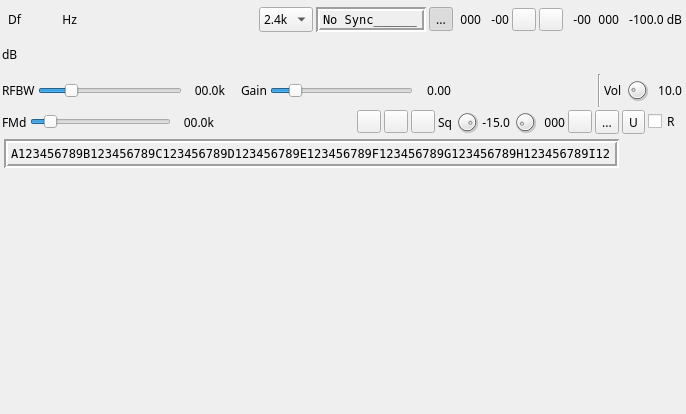
First picture: the form in plugins/channelrx/demoddsd/dsddemodgui.ui, repository f4exb/sdrangel, before the edit.
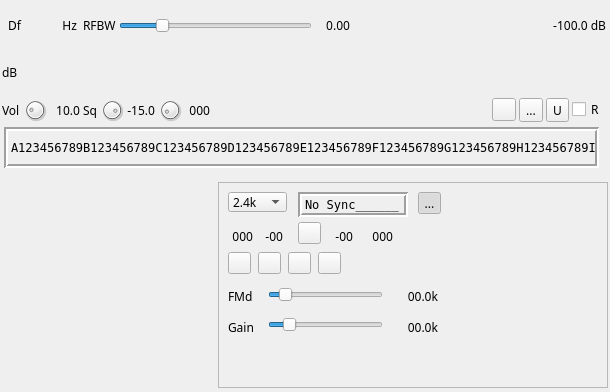
Second picture: the form after the edit. Icons and pictures are not drawn. Custom widgets are drawn as their Qt base class.

Commit message: DSD demod: GUI scope simplification (4)

Patch:
```diff
--- a/plugins/channelrx/demoddsd/dsddemodgui.ui
+++ b/plugins/channelrx/demoddsd/dsddemodgui.ui
@@ -6,8 +6,8 @@
    <rect>
     <x>0</x>
     <y>0</y>
-    <width>686</width>
-    <height>414</height>
+    <width>610</width>
+    <height>392</height>
    </rect>
   </property>
   <property name="sizePolicy">
@@ -18,7 +18,7 @@
   </property>
   <property name="minimumSize">
    <size>
-    <width>686</width>
+    <width>610</width>
     <height>0</height>
    </size>
   </property>
@@ -39,7 +39,7 @@
     <rect>
      <x>0</x>
      <y>0</y>
-     <width>684</width>
+     <width>608</width>
      <height>172</height>
     </rect>
    </property>
@@ -51,7 +51,7 @@
    </property>
    <property name="minimumSize">
     <size>
-     <width>684</width>
+     <width>608</width>
      <height>0</height>
     </size>
    </property>
@@ -131,6 +131,48 @@
         </item>
        </layout>
       </item>
+      <item>
+       <widget class="QLabel" name="rfBWLabel">
+        <property name="text">
+         <string>RFBW</string>
+        </property>
+       </widget>
+      </item>
+      <item>
+       <widget class="QSlider" name="rfBW">
+        <property name="toolTip">
+         <string>Bandwidth (kHz) before discriminator</string>
+        </property>
+        <property name="maximum">
+         <number>500</number>
+        </property>
+        <property name="pageStep">
+         <number>1</number>
+        </property>
+        <property name="sliderPosition">
+         <number>100</number>
+        </property>
+        <property name="orientation">
+         <enum>Qt::Horizontal</enum>
+        </property>
+       </widget>
+      </item>
+      <item>
+       <widget class="QLabel" name="demodGainText">
+        <property name="minimumSize">
+         <size>
+          <width>35</width>
+          <height>0</height>
+         </size>
+        </property>
+        <property name="text">
+         <string>0.00</string>
+        </property>
+        <property name="alignment">
+         <set>Qt::AlignRight|Qt::AlignTrailing|Qt::AlignVCenter</set>
+        </property>
+       </widget>
+      </item>
       <item>
        <spacer name="horizontalSpacer">
         <property name="orientation">
@@ -144,210 +186,6 @@
         </property>
        </spacer>
       </item>
-      <item>
-       <widget class="QComboBox" name="baudRate">
-        <property name="sizePolicy">
-         <sizepolicy hsizetype="Preferred" vsizetype="Fixed">
-          <horstretch>0</horstretch>
-          <verstretch>0</verstretch>
-         </sizepolicy>
-        </property>
-        <property name="minimumSize">
-         <size>
-          <width>35</width>
-          <height>0</height>
-         </size>
-        </property>
-        <property name="maximumSize">
-         <size>
-          <width>16777215</width>
-          <height>16777215</height>
-         </size>
-        </property>
-        <property name="toolTip">
-         <string>Baud rate: 2.4k: NXDN48, dPMR 4.8k: DMR, D-Star, YSF, NXDN96</string>
-        </property>
-        <item>
-         <property name="text">
-          <string>2.4k</string>
-         </property>
-        </item>
-        <item>
-         <property name="text">
-          <string>4.8k</string>
-         </property>
-        </item>
-       </widget>
-      </item>
-      <item>
-       <widget class="QLabel" name="syncText">
-        <property name="minimumSize">
-         <size>
-          <width>110</width>
-          <height>0</height>
-         </size>
-        </property>
-        <property name="maximumSize">
-         <size>
-          <width>16777215</width>
-          <height>25</height>
-         </size>
-        </property>
-        <property name="font">
-         <font>
-          <family>DejaVu Sans Mono</family>
-          <pointsize>9</pointsize>
-         </font>
-        </property>
-        <property name="toolTip">
-         <string>Synchronized on this frame type</string>
-        </property>
-        <property name="frameShape">
-         <enum>QFrame::Box</enum>
-        </property>
-        <property name="frameShadow">
-         <enum>QFrame::Sunken</enum>
-        </property>
-        <property name="lineWidth">
-         <number>2</number>
-        </property>
-        <property name="text">
-         <string>No Sync______</string>
-        </property>
-       </widget>
-      </item>
-      <item>
-       <widget class="QToolButton" name="symbolPLLLock">
-        <property name="enabled">
-         <bool>true</bool>
-        </property>
-        <property name="toolTip">
-         <string>Symbol PLL toggle (green: PLL locked)</string>
-        </property>
-        <property name="text">
-         <string>...</string>
-        </property>
-        <property name="icon">
-         <iconset resource="../../../sdrgui/resources/res.qrc">
-          <normaloff>:/unlocked.png</normaloff>
-          <normalon>:/locked.png</normalon>:/unlocked.png</iconset>
-        </property>
-        <property name="checkable">
-         <bool>true</bool>
-        </property>
-        <property name="checked">
-         <bool>true</bool>
-        </property>
-       </widget>
-      </item>
-      <item>
-       <widget class="QLabel" name="symbolSyncQualityText">
-        <property name="minimumSize">
-         <size>
-          <width>25</width>
-          <height>0</height>
-         </size>
-        </property>
-        <property name="toolTip">
-         <string>Symbol synchronization rate (%)</string>
-        </property>
-        <property name="text">
-         <string>000</string>
-        </property>
-        <property name="alignment">
-         <set>Qt::AlignRight|Qt::AlignTrailing|Qt::AlignVCenter</set>
-        </property>
-       </widget>
-      </item>
-      <item>
-       <widget class="QLabel" name="zcPosText">
-        <property name="minimumSize">
-         <size>
-          <width>25</width>
-          <height>0</height>
-         </size>
-        </property>
-        <property name="toolTip">
-         <string>Zero crossing relative position in number of samples (&lt;0 sampling point lags, &gt;0 it leads)</string>
-        </property>
-        <property name="text">
-         <string>-00</string>
-        </property>
-        <property name="alignment">
-         <set>Qt::AlignRight|Qt::AlignTrailing|Qt::AlignVCenter</set>
-        </property>
-       </widget>
-      </item>
-      <item>
-       <widget class="ButtonSwitch" name="enableCosineFiltering">
-        <property name="toolTip">
-         <string>Enable cosine filtering</string>
-        </property>
-        <property name="text">
-         <string/>
-        </property>
-        <property name="icon">
-         <iconset resource="../../../sdrgui/resources/res.qrc">
-          <normaloff>:/dsb.png</normaloff>:/dsb.png</iconset>
-        </property>
-       </widget>
-      </item>
-      <item>
-       <widget class="QToolButton" name="syncOrConstellation">
-        <property name="toolTip">
-         <string>Toggle between transition constellation and symbol synchronization displays</string>
-        </property>
-        <property name="text">
-         <string/>
-        </property>
-        <property name="icon">
-         <iconset resource="../../../sdrgui/resources/res.qrc">
-          <normaloff>:/constellation.png</normaloff>
-          <normalon>:/slopep_icon.png</normalon>:/constellation.png</iconset>
-        </property>
-        <property name="checkable">
-         <bool>true</bool>
-        </property>
-       </widget>
-      </item>
-      <item>
-       <widget class="QLabel" name="inCarrierPosText">
-        <property name="minimumSize">
-         <size>
-          <width>25</width>
-          <height>0</height>
-         </size>
-        </property>
-        <property name="toolTip">
-         <string>Carrier relative position (%) when synchronized</string>
-        </property>
-        <property name="text">
-         <string>-00</string>
-        </property>
-        <property name="alignment">
-         <set>Qt::AlignRight|Qt::AlignTrailing|Qt::AlignVCenter</set>
-        </property>
-       </widget>
-      </item>
-      <item>
-       <widget class="QLabel" name="inLevelText">
-        <property name="minimumSize">
-         <size>
-          <width>25</width>
-          <height>0</height>
-         </size>
-        </property>
-        <property name="toolTip">
-         <string>Carrier input level (%) when synchronized</string>
-        </property>
-        <property name="text">
-         <string>000</string>
-        </property>
-        <property name="alignment">
-         <set>Qt::AlignRight|Qt::AlignTrailing|Qt::AlignVCenter</set>
-        </property>
-       </widget>
-      </item>
       <item>
        <widget class="QLabel" name="channelPower">
         <property name="sizePolicy">
@@ -415,133 +253,7 @@
      </layout>
     </item>
     <item>
-     <layout class="QHBoxLayout" name="rfBWLayout">
-      <item>
-       <widget class="QLabel" name="rfBWLabel">
-        <property name="text">
-         <string>RFBW</string>
-        </property>
-       </widget>
-      </item>
-      <item>
-       <widget class="QSlider" name="rfBW">
-        <property name="toolTip">
-         <string>Bandwidth (kHz) before discriminator</string>
-        </property>
-        <property name="maximum">
-         <number>500</number>
-        </property>
-        <property name="pageStep">
-         <number>1</number>
-        </property>
-        <property name="sliderPosition">
-         <number>100</number>
-        </property>
-        <property name="orientation">
-         <enum>Qt::Horizontal</enum>
-        </property>
-       </widget>
-      </item>
-      <item>
-       <widget class="QLabel" name="rfBWText">
-        <property name="minimumSize">
-         <size>
-          <width>40</width>
-          <height>0</height>
-         </size>
-        </property>
-        <property name="text">
-         <string>00.0k</string>
-        </property>
-        <property name="alignment">
-         <set>Qt::AlignRight|Qt::AlignTrailing|Qt::AlignVCenter</set>
-        </property>
-       </widget>
-      </item>
-      <item>
-       <widget class="QLabel" name="bwSpacer">
-        <property name="minimumSize">
-         <size>
-          <width>10</width>
-          <height>0</height>
-         </size>
-        </property>
-        <property name="text">
-         <string/>
-        </property>
-       </widget>
-      </item>
-      <item>
-       <widget class="QLabel" name="demodGainLabel">
-        <property name="text">
-         <string>Gain</string>
-        </property>
-       </widget>
-      </item>
-      <item>
-       <widget class="QSlider" name="demodGain">
-        <property name="minimumSize">
-         <size>
-          <width>0</width>
-          <height>0</height>
-         </size>
-        </property>
-        <property name="toolTip">
-         <string>Gain after discriminator</string>
-        </property>
-        <property name="minimum">
-         <number>50</number>
-        </property>
-        <property name="maximum">
-         <number>400</number>
-        </property>
-        <property name="pageStep">
-         <number>1</number>
-        </property>
-        <property name="sliderPosition">
-         <number>100</number>
-        </property>
-        <property name="orientation">
-         <enum>Qt::Horizontal</enum>
-        </property>
-       </widget>
-      </item>
-      <item>
-       <widget class="QLabel" name="demodGainText">
-        <property name="minimumSize">
-         <size>
-          <width>35</width>
-          <height>0</height>
-         </size>
-        </property>
-        <property name="text">
-         <string>0.00</string>
-        </property>
-        <property name="alignment">
-         <set>Qt::AlignRight|Qt::AlignTrailing|Qt::AlignVCenter</set>
-        </property>
-       </widget>
-      </item>
-      <item>
-       <spacer name="horizontalSpacer_3">
-        <property name="orientation">
-         <enum>Qt::Horizontal</enum>
-        </property>
-        <property name="sizeHint" stdset="0">
-         <size>
-          <width>40</width>
-          <height>20</height>
-         </size>
-        </property>
-       </spacer>
-      </item>
-      <item>
-       <widget class="Line" name="line">
-        <property name="orientation">
-         <enum>Qt::Vertical</enum>
-        </property>
-       </widget>
-      </item>
+     <layout class="QHBoxLayout" name="squelchLayout">
       <item>
        <widget class="QLabel" name="volumeLabel">
         <property name="text">
@@ -596,119 +308,6 @@
         </property>
        </widget>
       </item>
-     </layout>
-    </item>
-    <item>
-     <layout class="QHBoxLayout" name="squelchLayout">
-      <item>
-       <widget class="QLabel" name="fmDeviationLabel">
-        <property name="text">
-         <string>FMd</string>
-        </property>
-       </widget>
-      </item>
-      <item>
-       <widget class="QSlider" name="fmDeviation">
-        <property name="toolTip">
-         <string>Maximum frequency deviation (kHz)</string>
-        </property>
-        <property name="maximum">
-         <number>500</number>
-        </property>
-        <property name="pageStep">
-         <number>1</number>
-        </property>
-        <property name="sliderPosition">
-         <number>50</number>
-        </property>
-        <property name="orientation">
-         <enum>Qt::Horizontal</enum>
-        </property>
-       </widget>
-      </item>
-      <item>
-       <widget class="QLabel" name="fmDeviationText">
-        <property name="minimumSize">
-         <size>
-          <width>40</width>
-          <height>0</height>
-         </size>
-        </property>
-        <property name="text">
-         <string>00.0k</string>
-        </property>
-        <property name="alignment">
-         <set>Qt::AlignRight|Qt::AlignTrailing|Qt::AlignVCenter</set>
-        </property>
-       </widget>
-      </item>
-      <item>
-       <spacer name="horizontalSpacer_2">
-        <property name="orientation">
-         <enum>Qt::Horizontal</enum>
-        </property>
-        <property name="sizeHint" stdset="0">
-         <size>
-          <width>40</width>
-          <height>20</height>
-         </size>
-        </property>
-       </spacer>
-      </item>
-      <item>
-       <widget class="QToolButton" name="slot1On">
-        <property name="toolTip">
-         <string>TDMA slot1 or FDMA unique slot voice on/off</string>
-        </property>
-        <property name="text">
-         <string/>
-        </property>
-        <property name="icon">
-         <iconset resource="../../../sdrgui/resources/res.qrc">
-          <normaloff>:/slot1_off.png</normaloff>
-          <normalon>:/slot1_on.png</normalon>:/slot1_off.png</iconset>
-        </property>
-        <property name="checkable">
-         <bool>true</bool>
-        </property>
-       </widget>
-      </item>
-      <item>
-       <widget class="QToolButton" name="slot2On">
-        <property name="toolTip">
-         <string>TDMA slot2 voice on/off</string>
-        </property>
-        <property name="text">
-         <string/>
-        </property>
-        <property name="icon">
-         <iconset resource="../../../sdrgui/resources/res.qrc">
-          <normaloff>:/slot2_off.png</normaloff>
-          <normalon>:/slot2_on.png</normalon>:/slot2_off.png</iconset>
-        </property>
-        <property name="checkable">
-         <bool>true</bool>
-        </property>
-       </widget>
-      </item>
-      <item>
-       <widget class="QToolButton" name="tdmaStereoSplit">
-        <property name="toolTip">
-         <string>Split TDMA channels on left (slot 1) and right (slot 2) audio stereo channels or merge as mono</string>
-        </property>
-        <property name="text">
-         <string/>
-        </property>
-        <property name="icon">
-         <iconset resource="../../../sdrgui/resources/res.qrc">
-          <normaloff>:/mono.png</normaloff>
-          <normalon>:/stereo.png</normalon>:/mono.png</iconset>
-        </property>
-        <property name="checkable">
-         <bool>true</bool>
-        </property>
-       </widget>
-      </item>
       <item>
        <widget class="QLabel" name="squelchLabel">
         <property name="text">
@@ -816,6 +415,19 @@
         </property>
        </widget>
       </item>
+      <item>
+       <spacer name="horizontalSpacer_2">
+        <property name="orientation">
+         <enum>Qt::Horizontal</enum>
+        </property>
+        <property name="sizeHint" stdset="0">
+         <size>
+          <width>40</width>
+          <height>20</height>
+         </size>
+        </property>
+       </spacer>
+      </item>
       <item>
        <widget class="ButtonSwitch" name="highPassFilter">
         <property name="toolTip">
@@ -931,13 +543,13 @@
     <rect>
      <x>10</x>
      <y>180</y>
-     <width>218</width>
-     <height>218</height>
+     <width>600</width>
+     <height>210</height>
     </rect>
    </property>
    <property name="minimumSize">
     <size>
-     <width>210</width>
+     <width>600</width>
      <height>210</height>
     </size>
    </property>
@@ -964,6 +576,475 @@
       </property>
      </widget>
     </item>
+    <item>
+     <widget class="QFrame" name="frame">
+      <property name="frameShape">
+       <enum>QFrame::StyledPanel</enum>
+      </property>
+      <property name="frameShadow">
+       <enum>QFrame::Raised</enum>
+      </property>
+      <widget class="QComboBox" name="baudRate">
+       <property name="geometry">
+        <rect>
+         <x>10</x>
+         <y>10</y>
+         <width>59</width>
+         <height>20</height>
+        </rect>
+       </property>
+       <property name="sizePolicy">
+        <sizepolicy hsizetype="Preferred" vsizetype="Fixed">
+         <horstretch>0</horstretch>
+         <verstretch>0</verstretch>
+        </sizepolicy>
+       </property>
+       <property name="minimumSize">
+        <size>
+         <width>35</width>
+         <height>0</height>
+        </size>
+       </property>
+       <property name="maximumSize">
+        <size>
+         <width>16777215</width>
+         <height>16777215</height>
+        </size>
+       </property>
+       <property name="toolTip">
+        <string>Baud rate: 2.4k: NXDN48, dPMR 4.8k: DMR, D-Star, YSF, NXDN96</string>
+       </property>
+       <item>
+        <property name="text">
+         <string>2.4k</string>
+        </property>
+       </item>
+       <item>
+        <property name="text">
+         <string>4.8k</string>
+        </property>
+       </item>
+      </widget>
+      <widget class="QLabel" name="syncText">
+       <property name="geometry">
+        <rect>
+         <x>80</x>
+         <y>10</y>
+         <width>110</width>
+         <height>25</height>
+        </rect>
+       </property>
+       <property name="minimumSize">
+        <size>
+         <width>110</width>
+         <height>0</height>
+        </size>
+       </property>
+       <property name="maximumSize">
+        <size>
+         <width>16777215</width>
+         <height>25</height>
+        </size>
+       </property>
+       <property name="font">
+        <font>
+         <family>DejaVu Sans Mono</family>
+         <pointsize>9</pointsize>
+        </font>
+       </property>
+       <property name="toolTip">
+        <string>Synchronized on this frame type</string>
+       </property>
+       <property name="frameShape">
+        <enum>QFrame::Box</enum>
+       </property>
+       <property name="frameShadow">
+        <enum>QFrame::Sunken</enum>
+       </property>
+       <property name="lineWidth">
+        <number>2</number>
+       </property>
+       <property name="text">
+        <string>No Sync______</string>
+       </property>
+      </widget>
+      <widget class="QToolButton" name="symbolPLLLock">
+       <property name="enabled">
+        <bool>true</bool>
+       </property>
+       <property name="geometry">
+        <rect>
+         <x>200</x>
+         <y>10</y>
+         <width>23</width>
+         <height>22</height>
+        </rect>
+       </property>
+       <property name="toolTip">
+        <string>Symbol PLL toggle (green: PLL locked)</string>
+       </property>
+       <property name="text">
+        <string>...</string>
+       </property>
+       <property name="icon">
+        <iconset resource="../../../sdrgui/resources/res.qrc">
+         <normaloff>:/unlocked.png</normaloff>
+         <normalon>:/locked.png</normalon>:/unlocked.png</iconset>
+       </property>
+       <property name="checkable">
+        <bool>true</bool>
+       </property>
+       <property name="checked">
+        <bool>true</bool>
+       </property>
+      </widget>
+      <widget class="QLabel" name="symbolSyncQualityText">
+       <property name="geometry">
+        <rect>
+         <x>10</x>
+         <y>40</y>
+         <width>25</width>
+         <height>28</height>
+        </rect>
+       </property>
+       <property name="minimumSize">
+        <size>
+         <width>25</width>
+         <height>0</height>
+        </size>
+       </property>
+       <property name="toolTip">
+        <string>Symbol synchronization rate (%)</string>
+       </property>
+       <property name="text">
+        <string>000</string>
+       </property>
+       <property name="alignment">
+        <set>Qt::AlignRight|Qt::AlignTrailing|Qt::AlignVCenter</set>
+       </property>
+      </widget>
+      <widget class="QLabel" name="zcPosText">
+       <property name="geometry">
+        <rect>
+         <x>40</x>
+         <y>40</y>
+         <width>25</width>
+         <height>28</height>
+        </rect>
+       </property>
+       <property name="minimumSize">
+        <size>
+         <width>25</width>
+         <height>0</height>
+        </size>
+       </property>
+       <property name="toolTip">
+        <string>Zero crossing relative position in number of samples (&lt;0 sampling point lags, &gt;0 it leads)</string>
+       </property>
+       <property name="text">
+        <string>-00</string>
+       </property>
+       <property name="alignment">
+        <set>Qt::AlignRight|Qt::AlignTrailing|Qt::AlignVCenter</set>
+       </property>
+      </widget>
+      <widget class="ButtonSwitch" name="enableCosineFiltering">
+       <property name="geometry">
+        <rect>
+         <x>80</x>
+         <y>40</y>
+         <width>23</width>
+         <height>22</height>
+        </rect>
+       </property>
+       <property name="toolTip">
+        <string>Enable cosine filtering</string>
+       </property>
+       <property name="text">
+        <string/>
+       </property>
+       <property name="icon">
+        <iconset resource="../../../sdrgui/resources/res.qrc">
+         <normaloff>:/dsb.png</normaloff>:/dsb.png</iconset>
+       </property>
+      </widget>
+      <widget class="QLabel" name="inCarrierPosText">
+       <property name="geometry">
+        <rect>
+         <x>110</x>
+         <y>40</y>
+         <width>25</width>
+         <height>28</height>
+        </rect>
+       </property>
+       <property name="minimumSize">
+        <size>
+         <width>25</width>
+         <height>0</height>
+        </size>
+       </property>
+       <property name="toolTip">
+        <string>Carrier relative position (%) when synchronized</string>
+       </property>
+       <property name="text">
+        <string>-00</string>
+       </property>
+       <property name="alignment">
+        <set>Qt::AlignRight|Qt::AlignTrailing|Qt::AlignVCenter</set>
+       </property>
+      </widget>
+      <widget class="QLabel" name="inLevelText">
+       <property name="geometry">
+        <rect>
+         <x>150</x>
+         <y>40</y>
+         <width>25</width>
+         <height>28</height>
+        </rect>
+       </property>
+       <property name="minimumSize">
+        <size>
+         <width>25</width>
+         <height>0</height>
+        </size>
+       </property>
+       <property name="toolTip">
+        <string>Carrier input level (%) when synchronized</string>
+       </property>
+       <property name="text">
+        <string>000</string>
+       </property>
+       <property name="alignment">
+        <set>Qt::AlignRight|Qt::AlignTrailing|Qt::AlignVCenter</set>
+       </property>
+      </widget>
+      <widget class="QToolButton" name="syncOrConstellation">
+       <property name="geometry">
+        <rect>
+         <x>10</x>
+         <y>70</y>
+         <width>23</width>
+         <height>22</height>
+        </rect>
+       </property>
+       <property name="toolTip">
+        <string>Toggle between transition constellation and symbol synchronization displays</string>
+       </property>
+       <property name="text">
+        <string/>
+       </property>
+       <property name="icon">
+        <iconset resource="../../../sdrgui/resources/res.qrc">
+         <normaloff>:/constellation.png</normaloff>
+         <normalon>:/slopep_icon.png</normalon>:/constellation.png</iconset>
+       </property>
+       <property name="checkable">
+        <bool>true</bool>
+       </property>
+      </widget>
+      <widget class="QSlider" name="fmDeviation">
+       <property name="geometry">
+        <rect>
+         <x>50</x>
+         <y>105</y>
+         <width>115</width>
+         <height>16</height>
+        </rect>
+       </property>
+       <property name="toolTip">
+        <string>Maximum frequency deviation (kHz)</string>
+       </property>
+       <property name="maximum">
+        <number>500</number>
+       </property>
+       <property name="pageStep">
+        <number>1</number>
+       </property>
+       <property name="sliderPosition">
+        <number>50</number>
+       </property>
+       <property name="orientation">
+        <enum>Qt::Horizontal</enum>
+       </property>
+      </widget>
+      <widget class="QLabel" name="fmDeviationLabel">
+       <property name="geometry">
+        <rect>
+         <x>10</x>
+         <y>100</y>
+         <width>25</width>
+         <height>29</height>
+        </rect>
+       </property>
+       <property name="text">
+        <string>FMd</string>
+       </property>
+      </widget>
+      <widget class="QLabel" name="fmDeviationText">
+       <property name="geometry">
+        <rect>
+         <x>180</x>
+         <y>100</y>
+         <width>40</width>
+         <height>29</height>
+        </rect>
+       </property>
+       <property name="minimumSize">
+        <size>
+         <width>40</width>
+         <height>0</height>
+        </size>
+       </property>
+       <property name="text">
+        <string>00.0k</string>
+       </property>
+       <property name="alignment">
+        <set>Qt::AlignRight|Qt::AlignTrailing|Qt::AlignVCenter</set>
+       </property>
+      </widget>
+      <widget class="QLabel" name="demodGainLabel">
+       <property name="geometry">
+        <rect>
+         <x>10</x>
+         <y>130</y>
+         <width>28</width>
+         <height>30</height>
+        </rect>
+       </property>
+       <property name="text">
+        <string>Gain</string>
+       </property>
+      </widget>
+      <widget class="QSlider" name="demodGain">
+       <property name="geometry">
+        <rect>
+         <x>50</x>
+         <y>135</y>
+         <width>115</width>
+         <height>16</height>
+        </rect>
+       </property>
+       <property name="minimumSize">
+        <size>
+         <width>0</width>
+         <height>0</height>
+        </size>
+       </property>
+       <property name="toolTip">
+        <string>Gain after discriminator</string>
+       </property>
+       <property name="minimum">
+        <number>50</number>
+       </property>
+       <property name="maximum">
+        <number>400</number>
+       </property>
+       <property name="pageStep">
+        <number>1</number>
+       </property>
+       <property name="sliderPosition">
+        <number>100</number>
+       </property>
+       <property name="orientation">
+        <enum>Qt::Horizontal</enum>
+       </property>
+      </widget>
+      <widget class="QLabel" name="rfBWText">
+       <property name="geometry">
+        <rect>
+         <x>180</x>
+         <y>130</y>
+         <width>40</width>
+         <height>30</height>
+        </rect>
+       </property>
+       <property name="minimumSize">
+        <size>
+         <width>40</width>
+         <height>0</height>
+        </size>
+       </property>
+       <property name="text">
+        <string>00.0k</string>
+       </property>
+       <property name="alignment">
+        <set>Qt::AlignRight|Qt::AlignTrailing|Qt::AlignVCenter</set>
+       </property>
+      </widget>
+      <widget class="QToolButton" name="slot1On">
+       <property name="geometry">
+        <rect>
+         <x>40</x>
+         <y>70</y>
+         <width>23</width>
+         <height>22</height>
+        </rect>
+       </property>
+       <property name="toolTip">
+        <string>TDMA slot1 or FDMA unique slot voice on/off</string>
+       </property>
+       <property name="text">
+        <string/>
+       </property>
+       <property name="icon">
+        <iconset resource="../../../sdrgui/resources/res.qrc">
+         <normaloff>:/slot1_off.png</normaloff>
+         <normalon>:/slot1_on.png</normalon>:/slot1_off.png</iconset>
+       </property>
+       <property name="checkable">
+        <bool>true</bool>
+       </property>
+      </widget>
+      <widget class="QToolButton" name="slot2On">
+       <property name="geometry">
+        <rect>
+         <x>70</x>
+         <y>70</y>
+         <width>23</width>
+         <height>22</height>
+        </rect>
+       </property>
+       <property name="toolTip">
+        <string>TDMA slot2 voice on/off</string>
+       </property>
+       <property name="text">
+        <string/>
+       </property>
+       <property name="icon">
+        <iconset resource="../../../sdrgui/resources/res.qrc">
+         <normaloff>:/slot2_off.png</normaloff>
+         <normalon>:/slot2_on.png</normalon>:/slot2_off.png</iconset>
+       </property>
+       <property name="checkable">
+        <bool>true</bool>
+       </property>
+      </widget>
+      <widget class="QToolButton" name="tdmaStereoSplit">
+       <property name="geometry">
+        <rect>
+         <x>100</x>
+         <y>70</y>
+         <width>23</width>
+         <height>22</height>
+        </rect>
+       </property>
+       <property name="toolTip">
+        <string>Split TDMA channels on left (slot 1) and right (slot 2) audio stereo channels or merge as mono</string>
+       </property>
+       <property name="text">
+        <string/>
+       </property>
+       <property name="icon">
+        <iconset resource="../../../sdrgui/resources/res.qrc">
+         <normaloff>:/mono.png</normaloff>
+         <normalon>:/stereo.png</normalon>:/mono.png</iconset>
+       </property>
+       <property name="checkable">
+        <bool>true</bool>
+       </property>
+      </widget>
+     </widget>
+    </item>
    </layout>
   </widget>
  </widget>
```
The commit also changes 1 other file.
